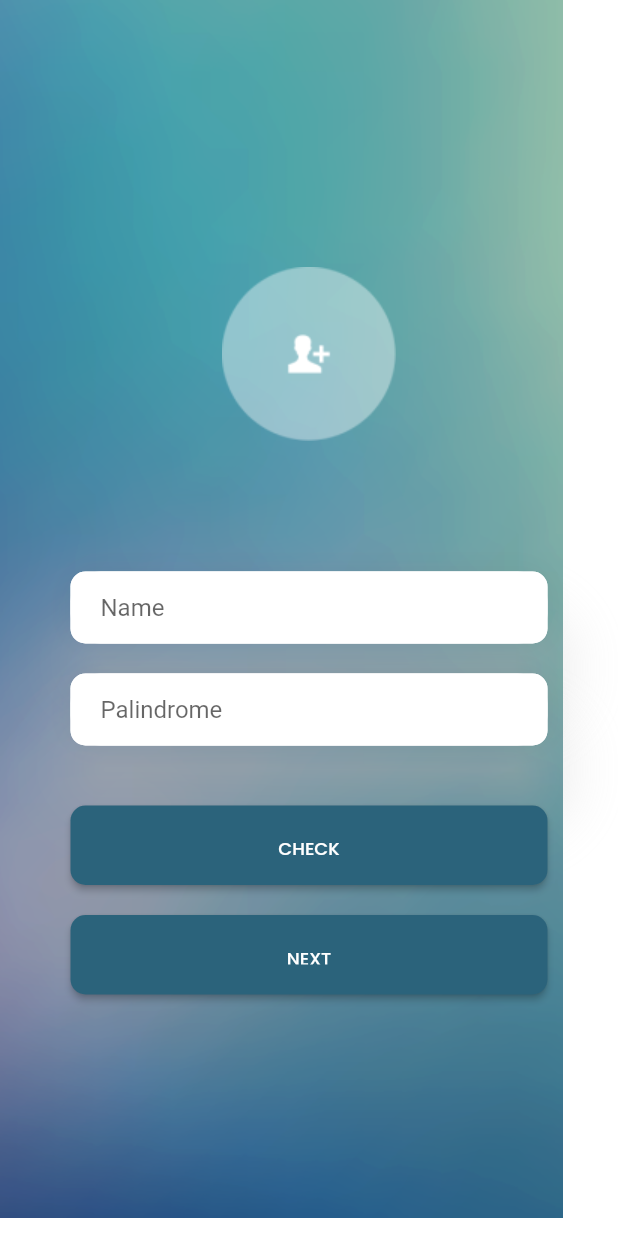
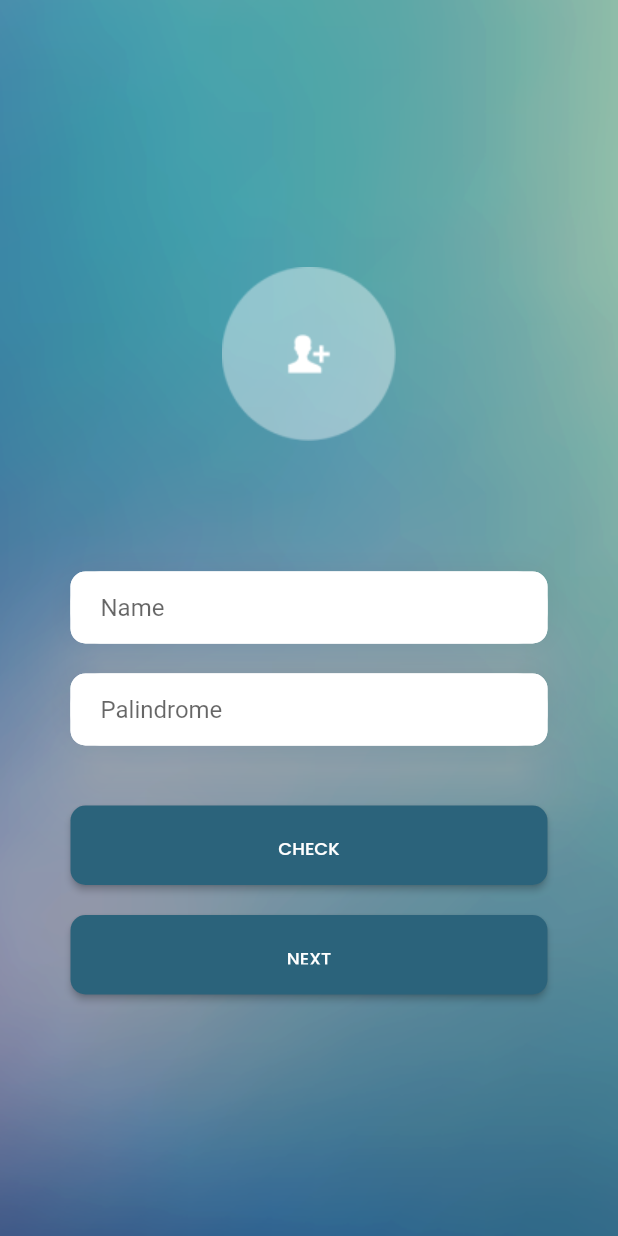
Before and after one commit to risaaugusta/Mobile-Developer-Intern_Test, a Flutter app: the screen it shows after launch, on a phone screen of 412 x 824 dp. Run offline on Flutter 3.47's test engine with Material 2 defaults, Android fonts, the phone set to English and light mode, and no system bars.

```diff
--- a/lib/modules/first_scene.dart
+++ b/lib/modules/first_scene.dart
@@ -11,7 +11,7 @@ class _FirstSceneState extends State<FirstScene> {
   Widget build(BuildContext context) {
     return Stack(
       children: [
-        Image.asset('assets/img/background 1.png',fit:BoxFit.fill  ),
+          Image.asset('assets/img/background 1.png',fit:BoxFit.cover, width: MediaQuery.of(context).size.width  ),
           Scaffold(
           backgroundColor: Colors.transparent,
             body: Center(
@@ -136,7 +136,6 @@ class _FirstSceneState extends State<FirstScene> {
                     )
                     ),
                   ),
-                  // Text(Global.result,style: TextStyle(color: Colors.white, fontFamily: Fonts.MEDIUM,fontSize: 12))
                 ],
               ),
             ),
@@ -165,8 +164,12 @@ class _FirstSceneState extends State<FirstScene> {
             TextButton(
               child: const Text('Oke'),
               onPressed: () {
-                Global.palindrome = '';
-                Global.result = '';
+                setState(() {
+                  Global.palindrome = '';
+                  Global.reverse = '';
+                  Global.result = '';
+                });
+
                 Navigator.pop(context);
               },
             ),
```
